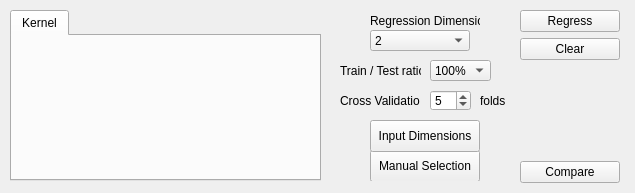
First picture: the form in MLDemos/optsRegress.ui, repository b4silio/MLDemos, before the edit.
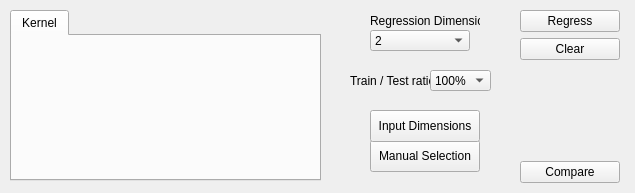
Second picture: the form after the edit.

The edit to the form file:
```diff
--- a/MLDemos/optsRegress.ui
+++ b/MLDemos/optsRegress.ui
@@ -62,8 +62,8 @@
    <widget class="QLabel" name="label">
     <property name="geometry">
      <rect>
-      <x>10</x>
-      <y>50</y>
+      <x>20</x>
+      <y>60</y>
       <width>81</width>
       <height>21</height>
      </rect>
@@ -84,7 +84,7 @@
     <property name="geometry">
      <rect>
       <x>100</x>
-      <y>50</y>
+      <y>60</y>
       <width>61</width>
       <height>21</height>
      </rect>
@@ -146,63 +146,11 @@
      </property>
     </item>
    </widget>
-   <widget class="QLabel" name="label_5">
-    <property name="geometry">
-     <rect>
-      <x>150</x>
-      <y>80</y>
-      <width>31</width>
-      <height>21</height>
-     </rect>
-    </property>
-    <property name="font">
-     <font>
-      <pointsize>9</pointsize>
-     </font>
-    </property>
-    <property name="text">
-     <string>folds</string>
-    </property>
-   </widget>
-   <widget class="QSpinBox" name="foldCountSpin">
-    <property name="enabled">
-     <bool>true</bool>
-    </property>
-    <property name="geometry">
-     <rect>
-      <x>100</x>
-      <y>80</y>
-      <width>41</width>
-      <height>21</height>
-     </rect>
-    </property>
-    <property name="font">
-     <font>
-      <pointsize>9</pointsize>
-     </font>
-    </property>
-    <property name="toolTip">
-     <string>&lt;!DOCTYPE HTML PUBLIC &quot;-//W3C//DTD HTML 4.0//EN&quot; &quot;http://www.w3.org/TR/REC-html40/strict.dtd&quot;&gt;
-&lt;html&gt;&lt;head&gt;&lt;meta name=&quot;qrichtext&quot; content=&quot;1&quot; /&gt;&lt;style type=&quot;text/css&quot;&gt;
-p, li { white-space: pre-wrap; }
-&lt;/style&gt;&lt;/head&gt;&lt;body style=&quot; font-family:'MS Shell Dlg 2'; font-size:8.25pt; font-weight:400; font-style:normal;&quot;&gt;
-&lt;p style=&quot; margin-top:0px; margin-bottom:0px; margin-left:0px; margin-right:0px; -qt-block-indent:0; text-indent:0px;&quot;&gt;&lt;span style=&quot; font-size:8pt;&quot;&gt;Number of cross-validation folds&lt;/span&gt;&lt;/p&gt;&lt;/body&gt;&lt;/html&gt;</string>
-    </property>
-    <property name="minimum">
-     <number>1</number>
-    </property>
-    <property name="maximum">
-     <number>20</number>
-    </property>
-    <property name="value">
-     <number>5</number>
-    </property>
-   </widget>
    <widget class="QPushButton" name="manualTrainButton">
     <property name="geometry">
      <rect>
       <x>40</x>
-      <y>140</y>
+      <y>130</y>
       <width>110</width>
       <height>32</height>
      </rect>
@@ -241,7 +189,7 @@
     <property name="geometry">
      <rect>
       <x>40</x>
-      <y>110</y>
+      <y>100</y>
       <width>110</width>
       <height>32</height>
      </rect>
@@ -294,27 +242,6 @@
     </item>
    </widget>
   </widget>
-  <widget class="QLabel" name="label_13">
-   <property name="enabled">
-    <bool>true</bool>
-   </property>
-   <property name="geometry">
-    <rect>
-     <x>340</x>
-     <y>90</y>
-     <width>80</width>
-     <height>21</height>
-    </rect>
-   </property>
-   <property name="font">
-    <font>
-     <pointsize>9</pointsize>
-    </font>
-   </property>
-   <property name="text">
-    <string>Cross Validation</string>
-   </property>
-  </widget>
   <widget class="QWidget" name="layoutWidget">
    <property name="geometry">
     <rect>
```
